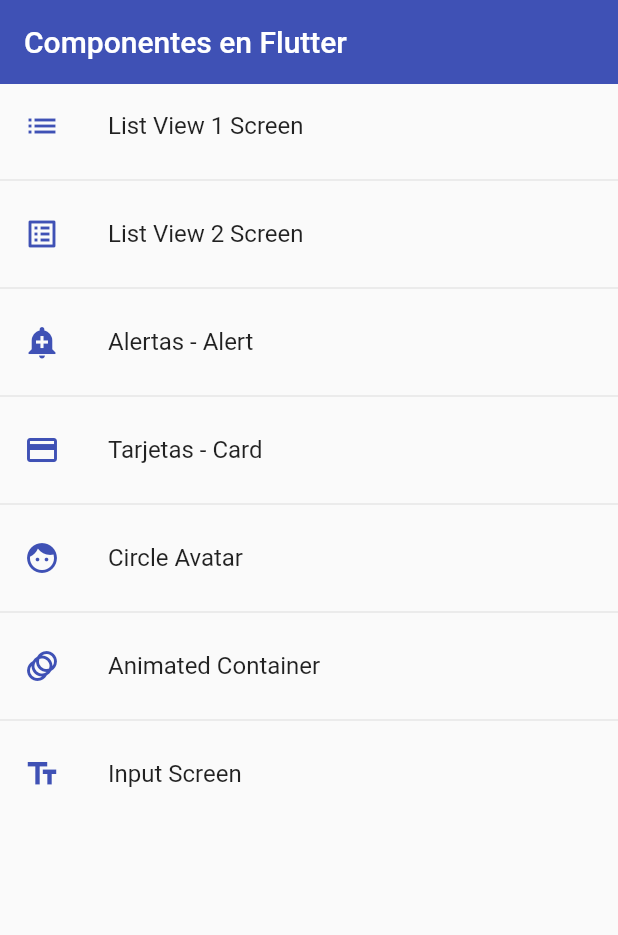
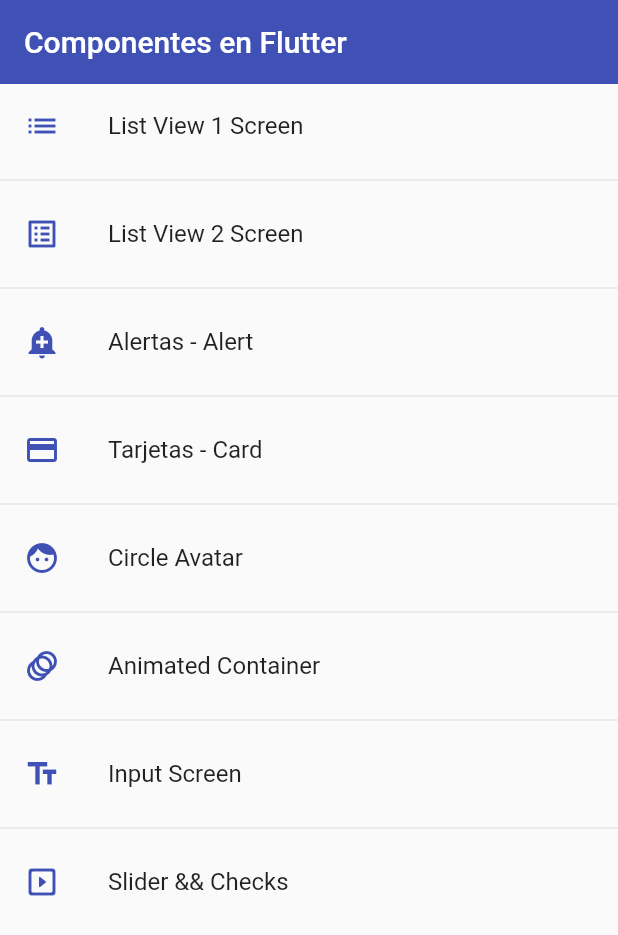
Before and after one commit to 3bort/cursoFlutter, a Flutter app: the screen it shows after launch, on a phone screen of 412 x 824 dp. Shown: the top 935 px of the screen. Run offline on Flutter 3.47's test engine with Material 2 defaults, Android fonts, the phone set to English and light mode, and no system bars; missing offline and left inert: dart:ffi.

Commit message:
Lección 6 (Componentes) - Slider and check
Diferentes tipos de checks, y conexión de slider con imagen para hacer más grande o más pequeña.

```diff
--- a/lesson_6/components/fl_components/lib/router/app_routes.dart
+++ b/lesson_6/components/fl_components/lib/router/app_routes.dart
@@ -55,6 +55,14 @@ class AppRoutes {
       screen: const InputScreen(),
       icon: Icons.text_fields,
     ),
+    MenuOption(
+      route: 'slider',
+      name: 'Slider && Checks',
+      screen: const SliderScreen(),
+      icon: Icons.slideshow_rounded,
+    ),
+
+
 
   ];
 
--- a/lesson_6/components/fl_components/lib/screens/screens.dart
+++ b/lesson_6/components/fl_components/lib/screens/screens.dart
@@ -8,3 +8,4 @@ export 'package:fl_components/screens/home_screen.dart';
 export 'package:fl_components/screens/avatar_screen.dart';
 export 'package:fl_components/screens/animated_screen.dart';
 export 'package:fl_components/screens/input_screen.dart';
+export 'package:fl_components/screens/slider_screen.dart';
```
Also changed, not shown: lesson_6/components/fl_components/lib/screens/slider_screen.dart (added, +76 -0 lines).
